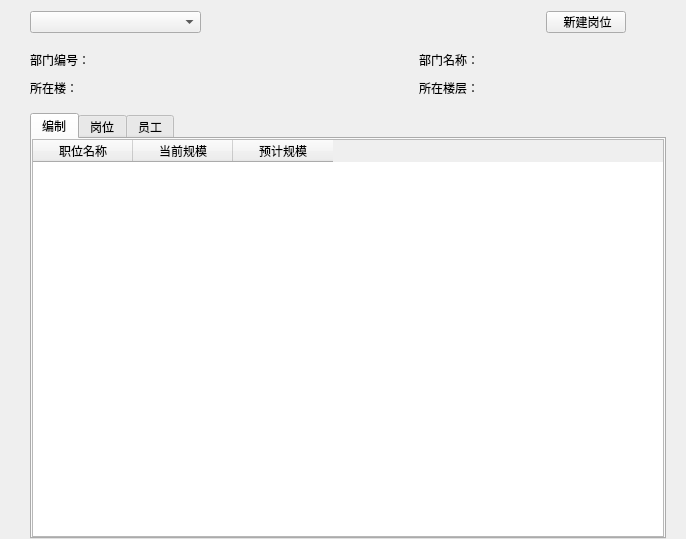
Qt form 王景岳/project/EmployeeSystem/subpage/dept_pos.ui (Faran-sward/EmployeeSystem) before a commit.
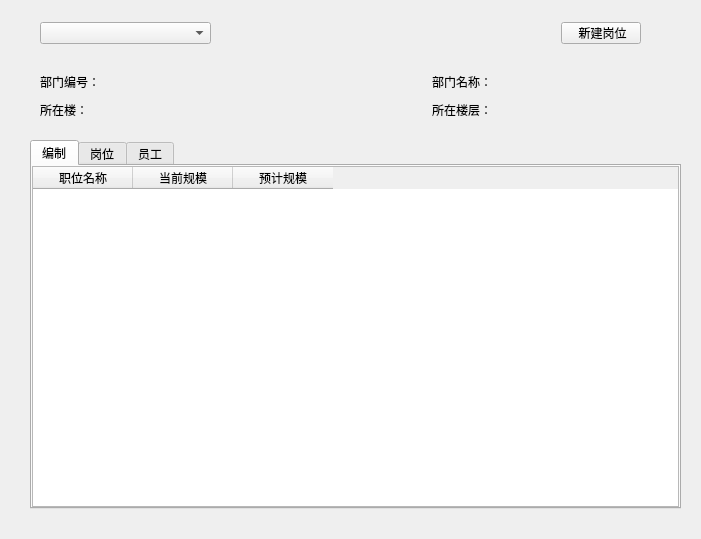
The same form after that commit.

Patch:
```diff
--- a/王景岳/project/EmployeeSystem/subpage/dept_pos.ui
+++ b/王景岳/project/EmployeeSystem/subpage/dept_pos.ui
@@ -6,41 +6,47 @@
    <rect>
     <x>0</x>
     <y>0</y>
-    <width>686</width>
+    <width>701</width>
     <height>539</height>
    </rect>
   </property>
   <property name="windowTitle">
    <string>Form</string>
   </property>
+  <property name="styleSheet">
+   <string notr="true">\</string>
+  </property>
   <layout class="QVBoxLayout" name="verticalLayout">
    <property name="spacing">
     <number>15</number>
    </property>
+   <property name="sizeConstraint">
+    <enum>QLayout::SetDefaultConstraint</enum>
+   </property>
    <property name="leftMargin">
     <number>30</number>
    </property>
    <property name="topMargin">
-    <number>10</number>
+    <number>15</number>
    </property>
    <property name="rightMargin">
     <number>20</number>
    </property>
    <property name="bottomMargin">
-    <number>0</number>
+    <number>30</number>
    </property>
    <item>
     <widget class="QWidget" name="widget_2" native="true">
      <property name="minimumSize">
       <size>
        <width>0</width>
-       <height>24</height>
+       <height>36</height>
       </size>
      </property>
      <property name="maximumSize">
       <size>
        <width>16777215</width>
-       <height>24</height>
+       <height>36</height>
       </size>
      </property>
      <layout class="QHBoxLayout" name="horizontalLayout_4">
@@ -48,7 +54,7 @@
        <number>0</number>
       </property>
       <property name="leftMargin">
-       <number>0</number>
+       <number>10</number>
       </property>
       <property name="topMargin">
        <number>0</number>
@@ -142,13 +148,16 @@
     <widget class="QWidget" name="widget" native="true">
      <layout class="QGridLayout" name="gridLayout">
       <property name="leftMargin">
-       <number>0</number>
+       <number>10</number>
       </property>
       <property name="topMargin">
-       <number>0</number>
+       <number>5</number>
+      </property>
+      <property name="rightMargin">
+       <number>5</number>
       </property>
       <property name="bottomMargin">
-       <number>0</number>
+       <number>5</number>
       </property>
       <property name="horizontalSpacing">
        <number>5</number>
@@ -289,10 +298,16 @@
    </item>
    <item>
     <widget class="QTabWidget" name="tabWidget">
+     <property name="styleSheet">
+      <string notr="true"/>
+     </property>
      <property name="currentIndex">
       <number>0</number>
      </property>
      <widget class="QWidget" name="tab">
+      <property name="styleSheet">
+       <string notr="true"/>
+      </property>
       <attribute name="title">
        <string>编制</string>
       </attribute>
@@ -314,6 +329,9 @@
        </property>
        <item>
         <widget class="QTableWidget" name="auth_table">
+         <property name="styleSheet">
+          <string notr="true"/>
+         </property>
          <column>
           <property name="text">
            <string>职位名称</string>
```
